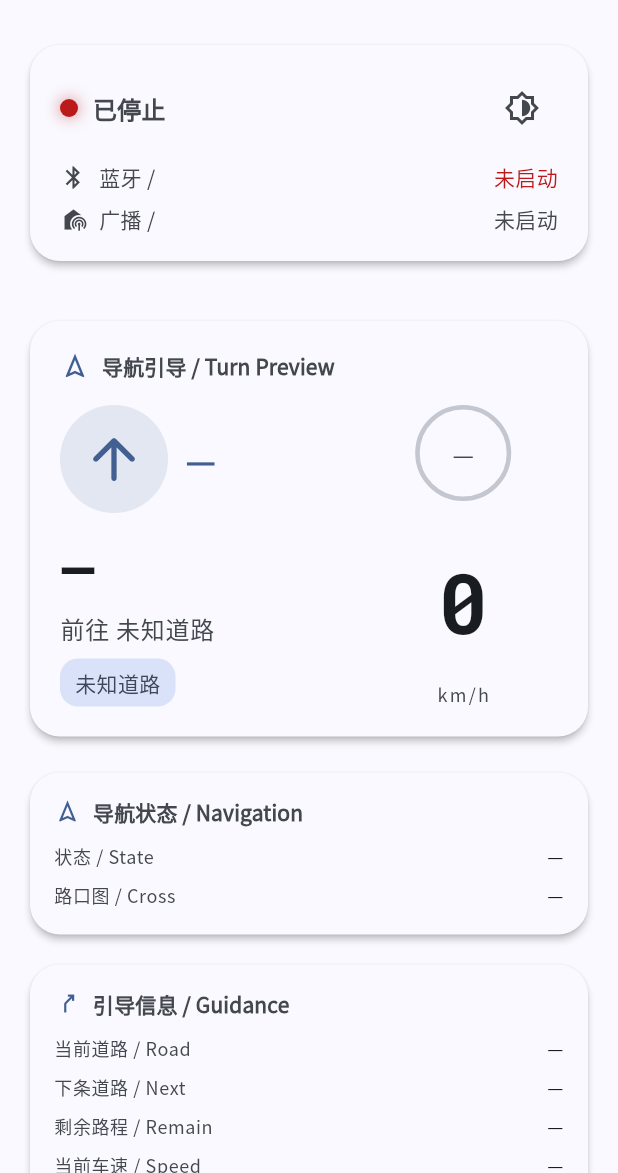
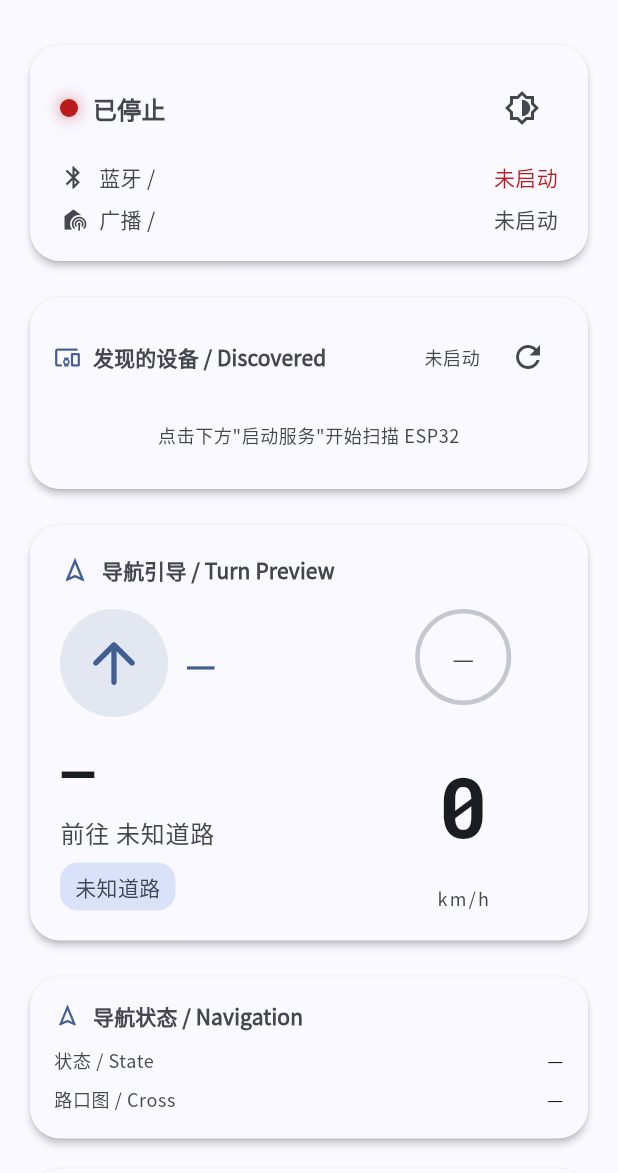
Before and after one commit to BossforAlex/nav-ble-relay, a Flutter app: the screen it shows after launch, on a phone screen of 412 x 824 dp, the part 63-1236 px from its top. Run offline on Flutter 3.47's test engine with Material 3 defaults, Android fonts, the phone set to English and light mode, and no system bars; drawn by our look-alikes of dynamic_color; our stand-ins replace flutter_blue_plus, google_fonts, shared_preferences.

Commit message:
fix: 删除ICA前缀 + 修复设备卡片不显示 + 修复串口数据问题
用户反馈三个问题：

1. 删除软件设备名前缀 ICA 内容
   - ble_constants.dart: 移除 deviceNamePrefix='ICA'，改为 deviceName='AutoNavDisplay'
   - ble_service.dart: isTargetName() 移除 ICA 匹配
   - settings_screen.dart: 移除 ICA 相关说明
   - Config.h: 移除 DEVICE_NAME_PREFIX='ICA'
   - ScreenTFT.cpp: drawString(DEVICE_NAME_PREFIX) 改为 drawString(PROJECT_NAME)

2. "发现的设备"卡片不存在
   - 根因：_DiscoveredDevicesCard 隐藏条件
     !isScanning && targets.isEmpty && !isConnecting && !isConnected
     在初始状态(stopped)下为 true，卡片被 SizedBox.shrink() 隐藏
   - 修复：改为始终显示卡片
     - 未启动时显示"点击下方启动服务开始扫描"
     - 扫描中显示"正在搜索 ESP32..."
     - 扫描结束无设备显示"未发现目标设备，点击刷新重试"

3. 串口没有数据，只有特定情况下才有数据
   - 根因：_write 用全局 _supportWriteNoResp 判断
     如果第一个特征值不支持 writeWithoutResponse 就全局禁用
     且 writeWithoutResponse 在部分 Android 上不可靠（无 ACK）
   - 修复：
     - 移除全局 _supportWriteNoResp 判断
     - 逐特征值判断 write/writeWithoutResponse 属性
     - 优先 writeWithResponse（可靠，有 ACK 确认）
     - writeWithResponse 失败时自动回退 writeWithoutResponse
     - 增加 uuid 到日志输出，便于追踪哪个特征值写入

```diff
--- a/app_flutter/lib/ble/ble_constants.dart
+++ b/app_flutter/lib/ble/ble_constants.dart
@@ -1,8 +1,8 @@
 /// BLE 协议常量定义
 ///
-/// 必须与 ESP32 端保持一致。Flutter 端作为 GATT Server（外设），
-/// 广播 ICA 设备名，等待 ESP32（中心设备）连接。
-/// ESP32 会向以下特征值写入 JSON 数据，由本端 notify 推送。
+/// 必须与 ESP32 端保持一致。
+/// Flutter 端作为 GATT Client（中心设备），主动扫描并连接
+/// 名为 "AutoNavDisplay" 的 ESP32 设备，向 5 个特征值写入 JSON 数据。
 class BleConstants {
   BleConstants._();
 
@@ -34,12 +34,9 @@ class BleConstants {
   static const String cccdUuid =
       '00002902-0000-1000-8000-00805f9b34fb';
 
-  /// 设备名前缀：本端广播名与 ESP32 本地名均使用此前缀
-  static const String deviceNamePrefix = 'ICA';
+  /// ESP32 设备名（ESP32 端广播名）
+  static const String deviceName = 'AutoNavDisplay';
 
-  /// 完整广播设备名
-  static const String deviceName = 'ICA';
-
-  /// 单包最大字节数（ESP32-C3 默认 MTU 下建议上限）
+  /// 单包最大字节数（默认 MTU 下建议上限）
   static const int maxPacketBytes = 500;
 }
--- a/app_flutter/lib/ui/home_screen.dart
+++ b/app_flutter/lib/ui/home_screen.dart
@@ -173,10 +173,9 @@ class _DiscoveredDevicesCard extends StatelessWidget {
         final isScanning = ble.status == BleStatus.scanning;
         final isConnecting = ble.status == BleStatus.connecting;
         final isConnected = ble.isConnected;
-        // 仅在扫描/连接/有发现时显示
-        if (!isScanning && targets.isEmpty && !isConnecting && !isConnected) {
-          return const SizedBox.shrink();
-        }
+        final isStopped = ble.status == BleStatus.stopped;
+        // 始终显示卡片（用户反馈：之前看不到这一卡片）
+        // 仅在完全停止且未启动过时显示"未启动"提示
         return Card(
           child: Padding(
             padding: const EdgeInsets.all(16),
@@ -202,7 +201,9 @@ class _DiscoveredDevicesCard extends StatelessWidget {
                               ? '连接中...'
                               : isConnected
                                   ? '已连接'
-                                  : '扫描结束',
+                                  : isStopped
+                                      ? '未启动'
+                                      : '扫描结束',
                       style: theme.textTheme.bodySmall?.copyWith(
                         color: colorScheme.onSurfaceVariant,
                       ),
@@ -222,9 +223,11 @@ class _DiscoveredDevicesCard extends StatelessWidget {
                   Padding(
                     padding: const EdgeInsets.symmetric(vertical: 12),
                     child: Text(
-                      isScanning
-                          ? '正在搜索 ESP32 (AutoNavDisplay)…'
-                          : '未发现目标设备',
+                      isStopped
+                          ? '点击下方"启动服务"开始扫描 ESP32'
+                          : isScanning
+                              ? '正在搜索 ESP32 (AutoNavDisplay)…'
+                              : '未发现目标设备，点击右上角刷新重试',
                       style: theme.textTheme.bodySmall?.copyWith(
                         color: colorScheme.onSurfaceVariant,
                       ),
--- a/app_flutter/lib/ui/settings_screen.dart
+++ b/app_flutter/lib/ui/settings_screen.dart
@@ -76,14 +76,14 @@ class _SettingsScreenState extends State<SettingsScreen> {
                   value: BleConstants.charLocationUuid.toUpperCase(),
                 ),
                 _KVTile(
-                  label: '设备名前缀（白名单已移除）',
-                  value: BleConstants.deviceNamePrefix,
+                  label: 'ESP32 设备名',
+                  value: BleConstants.deviceName,
                 ),
                 Padding(
                   padding: const EdgeInsets.fromLTRB(16, 8, 16, 12),
                   child: Text(
                     '说明：主界面"发现的设备"卡片会自动连接第一个名字匹配的 ESP32，'
-                    '可手动点击切换到其它设备。MAC 白名单已移除（无法判断是否生效）。',
+                    '可手动点击切换到其它设备。白名单已移除。',
                     style: theme.textTheme.bodySmall?.copyWith(
                       color: theme.colorScheme.onSurfaceVariant,
                     ),
```
Also changed, not shown: app_flutter/lib/ble/ble_service.dart (+30 -11 lines), 2 other files.
